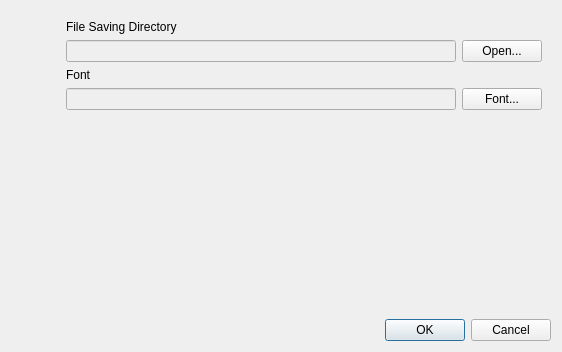
This is setting_dialog.ui in Holence/DongliTeahouseStudio as Qt 5 draws it before an edit. The edited form follows.
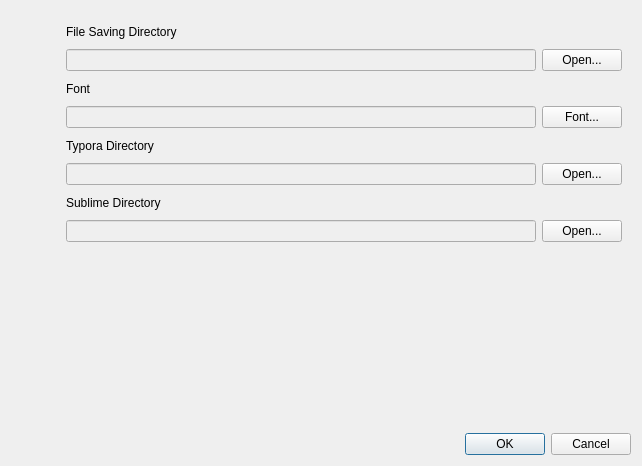
This is the edited form. Icons and pictures are not drawn.

```diff
--- a/setting_dialog.ui
+++ b/setting_dialog.ui
@@ -6,8 +6,8 @@
    <rect>
     <x>0</x>
     <y>0</y>
-    <width>562</width>
-    <height>346</height>
+    <width>642</width>
+    <height>466</height>
    </rect>
   </property>
   <property name="windowTitle">
@@ -91,7 +91,20 @@
           <number>0</number>
          </property>
          <widget class="QWidget" name="page">
+          <property name="maximumSize">
+           <size>
+            <width>16777215</width>
+            <height>240</height>
+           </size>
+          </property>
           <layout class="QGridLayout" name="gridLayout">
+           <item row="2" column="0">
+            <widget class="QLabel" name="label_2">
+             <property name="text">
+              <string>Font</string>
+             </property>
+            </widget>
+           </item>
            <item row="0" column="0">
             <widget class="QLabel" name="label">
              <property name="text">
@@ -99,6 +112,20 @@
              </property>
             </widget>
            </item>
+           <item row="4" column="0">
+            <widget class="QLabel" name="label_6">
+             <property name="text">
+              <string>Typora Directory</string>
+             </property>
+            </widget>
+           </item>
+           <item row="7" column="0">
+            <widget class="QLineEdit" name="lineEdit_sublime">
+             <property name="enabled">
+              <bool>false</bool>
+             </property>
+            </widget>
+           </item>
            <item row="1" column="0">
             <widget class="QLineEdit" name="lineEdit_file_saving_base">
              <property name="enabled">
@@ -106,30 +133,6 @@
              </property>
             </widget>
            </item>
-           <item row="1" column="1">
-            <widget class="QPushButton" name="pushButtonfile_saving_base">
-             <property name="text">
-              <string>Open...</string>
-             </property>
-            </widget>
-           </item>
-           <item row="2" column="0">
-            <widget class="QLabel" name="label_2">
-             <property name="text">
-              <string>Font</string>
-             </property>
-            </widget>
-           </item>
-           <item row="3" column="0">
-            <widget class="QLineEdit" name="lineEdit_font">
-             <property name="enabled">
-              <bool>false</bool>
-             </property>
-             <property name="readOnly">
-              <bool>false</bool>
-             </property>
-            </widget>
-           </item>
            <item row="3" column="1">
             <widget class="QPushButton" name="pushButton_font">
              <property name="text">
@@ -137,9 +140,60 @@
              </property>
             </widget>
            </item>
+           <item row="5" column="0">
+            <widget class="QLineEdit" name="lineEdit_typora">
+             <property name="enabled">
+              <bool>false</bool>
+             </property>
+            </widget>
+           </item>
+           <item row="5" column="1">
+            <widget class="QPushButton" name="pushButton_typora">
+             <property name="text">
+              <string>Open...</string>
+             </property>
+            </widget>
+           </item>
+           <item row="3" column="0">
+            <widget class="QLineEdit" name="lineEdit_font">
+             <property name="enabled">
+              <bool>false</bool>
+             </property>
+             <property name="readOnly">
+              <bool>false</bool>
+             </property>
+            </widget>
+           </item>
+           <item row="1" column="1">
+            <widget class="QPushButton" name="pushButtonfile_saving_base">
+             <property name="text">
+              <string>Open...</string>
+             </property>
+            </widget>
+           </item>
+           <item row="6" column="0">
+            <widget class="QLabel" name="label_7">
+             <property name="text">
+              <string>Sublime Directory</string>
+             </property>
+            </widget>
+           </item>
+           <item row="7" column="1">
+            <widget class="QPushButton" name="pushButton_sublime">
+             <property name="text">
+              <string>Open...</string>
+             </property>
+            </widget>
+           </item>
           </layout>
          </widget>
          <widget class="QWidget" name="page_2">
+          <property name="maximumSize">
+           <size>
+            <width>16777215</width>
+            <height>120</height>
+           </size>
+          </property>
           <layout class="QGridLayout" name="gridLayout_2">
            <item row="0" column="0">
             <widget class="QLabel" name="label_3">
@@ -182,22 +236,6 @@
          </widget>
         </widget>
        </item>
-       <item>
-        <spacer name="verticalSpacer">
-         <property name="orientation">
-          <enum>Qt::Vertical</enum>
-         </property>
-         <property name="sizeType">
-          <enum>QSizePolicy::Fixed</enum>
-         </property>
-         <property name="sizeHint" stdset="0">
-          <size>
-           <width>20</width>
-           <height>200</height>
-          </size>
-         </property>
-        </spacer>
-       </item>
        <item>
         <widget class="QDialogButtonBox" name="buttonBox">
          <property name="orientation">
```
